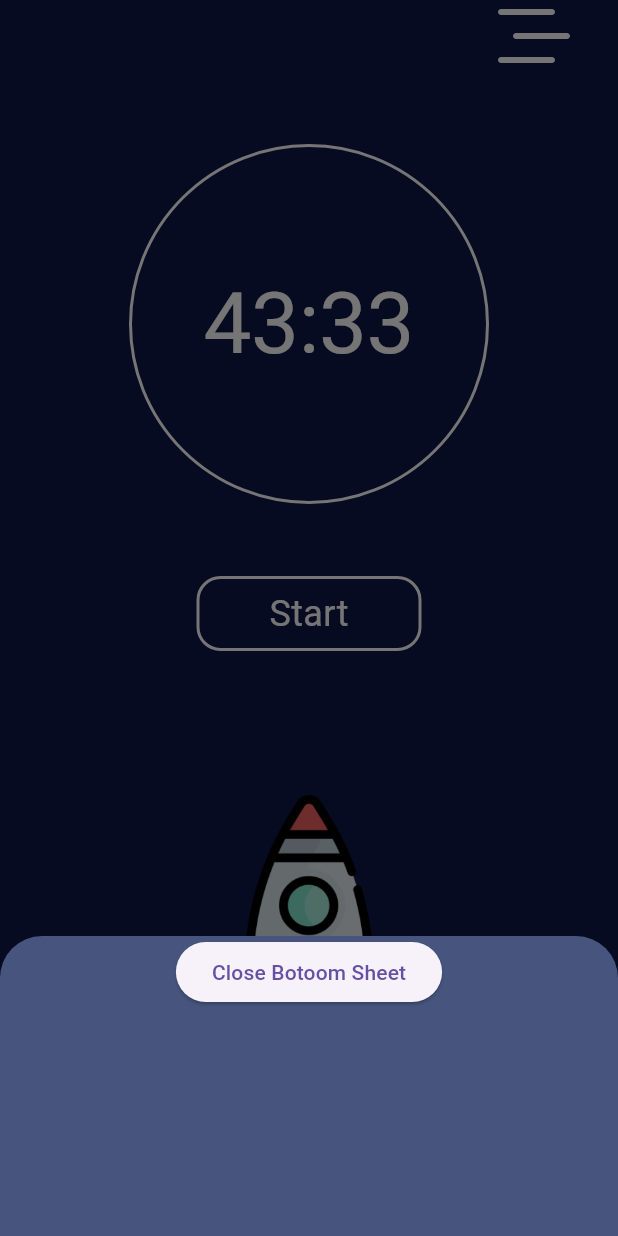
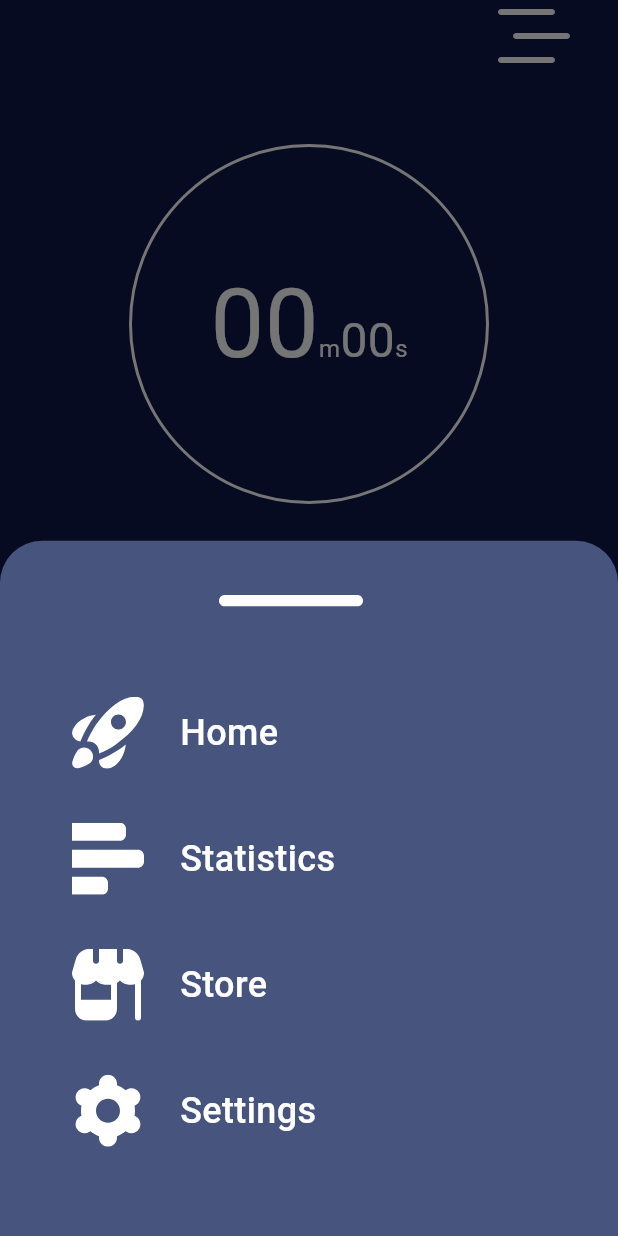
Before and after one commit to NewtonYuan/mystarship, a Flutter app: the screen it shows after launch, after a tap on an icon or button, on a phone screen of 412 x 824 dp. Run offline on Flutter 3.47's test engine with Material 3 defaults, Android fonts, the phone set to English and light mode, and no system bars; our stand-ins replace flutter_svg.

Commit message:
work: menu work and timer working

```diff
--- /dev/null
+++ b/lib/components/home_menu.dart
@@ -0,0 +1,92 @@
+import 'package:flutter/material.dart';
+import 'package:flutter_svg/flutter_svg.dart';
+import 'package:mystarship/constants.dart';
+
+class HomeMenu extends StatelessWidget {
+  const HomeMenu({
+    super.key,
+  });
+
+  @override
+  Widget build(BuildContext context) {
+    return Column(
+      children: [
+        Container(
+          margin: const EdgeInsets.only(right: 24),
+          height: 80,
+          width: 96,
+          child: SvgPicture.asset("assets/icons/bar.svg"),
+        ),
+        Padding(
+          padding: const EdgeInsets.only(left: 48, top: 24),
+          child: Column(
+            mainAxisAlignment: MainAxisAlignment.center,
+            children: [
+              Row(children: [
+                Container(
+                  margin: const EdgeInsets.only(right: 24),
+                  height: 48,
+                  width: 48,
+                  child: SvgPicture.asset("assets/icons/home.svg"),
+                ),
+                const Text("Home",
+                    style: TextStyle(
+                        fontSize: 24,
+                        color: lightColor,
+                        fontWeight: FontWeight.w500)),
+              ]),
+              Padding(
+                padding: const EdgeInsets.only(top: 36),
+                child: Row(children: [
+                  Container(
+                    margin: const EdgeInsets.only(right: 24),
+                    height: 48,
+                    width: 48,
+                    child: SvgPicture.asset("assets/icons/statistics.svg"),
+                  ),
+                  const Text("Statistics",
+                      style: TextStyle(
+                          fontSize: 24,
+                          color: lightColor,
+                          fontWeight: FontWeight.w500)),
+                ]),
+              ),
+              Padding(
+                padding: const EdgeInsets.only(top: 36),
+                child: Row(children: [
+                  Container(
+                    margin: const EdgeInsets.only(right: 24),
+                    height: 48,
+                    width: 48,
+                    child: SvgPicture.asset("assets/icons/store.svg"),
+                  ),
+                  const Text("Store",
+                      style: TextStyle(
+                          fontSize: 24,
+                          color: lightColor,
+                          fontWeight: FontWeight.w500)),
+                ]),
+              ),
+              Padding(
+                padding: const EdgeInsets.only(top: 36),
+                child: Row(children: [
+                  Container(
+                    margin: const EdgeInsets.only(right: 24),
+                    height: 48,
+                    width: 48,
+                    child: SvgPicture.asset("assets/icons/settings.svg"),
+                  ),
+                  const Text("Settings",
+                      style: TextStyle(
+                          fontSize: 24,
+                          color: lightColor,
+                          fontWeight: FontWeight.w500)),
+                ]),
+              )
+            ],
+          ),
+        ),
+      ],
+    );
+  }
+}
--- /dev/null
+++ b/lib/components/timer.dart
@@ -0,0 +1,35 @@
+import 'dart:math' as math;
+
+import 'package:flutter/material.dart';
+import 'package:mystarship/constants.dart';
+
+class MainPainter extends CustomPainter {
+  int timeElapsed;
+  int totalTime;
+  double aniValue;
+  double pi = math.pi;
+  final ValueNotifier<int> notifier;
+
+  MainPainter(
+      {required this.timeElapsed,
+      required this.totalTime,
+      required this.aniValue,
+      required this.notifier})
+      : super(repaint: notifier);
+  @override
+  void paint(Canvas canvas, Size size) {
+    Rect rect = const Offset(-120.0, 0) & const Size(240.0, 240.0);
+
+    var paint = Paint()
+      ..color = lightColor
+      ..strokeWidth = 24
+      ..style = PaintingStyle.stroke;
+
+    double start = pi * 1.5;
+    double end = (360 * (timeElapsed / totalTime)) * math.pi / 180 * aniValue;
+    canvas.drawArc(rect, start, end, false, paint);
+  }
+
+  @override
+  bool shouldRepaint(CustomPainter oldDelegate) => true;
+}
--- a/lib/constants.dart
+++ b/lib/constants.dart
@@ -3,5 +3,5 @@ import 'package:flutter/material.dart';
 const primaryColor = Color(0xFF101747);
 const secondaryColor = Color(0xFF47557E);
 const subColor = Color(0xFFB1B6D7);
-const outlineColor = Color(0xFFFFFFFF);
+const lightColor = Color(0xFFFFFFFF);
 const darkOutineColor = Color(0x00000000);
--- a/lib/main.dart
+++ b/lib/main.dart
@@ -1,8 +1,9 @@
-import 'dart:math' as math;
-import 'dart:developer';
+import 'dart:async';
 
 import 'package:flutter/material.dart';
 import 'package:flutter_svg/flutter_svg.dart';
+import 'package:mystarship/components/home_menu.dart';
+import 'package:mystarship/components/timer.dart';
 import 'package:mystarship/constants.dart';
 
 void main() {
@@ -21,7 +22,7 @@ class MyApp extends StatelessWidget {
       theme: ThemeData(
           scaffoldBackgroundColor: primaryColor,
           textTheme:
-              Theme.of(context).textTheme.apply(displayColor: outlineColor)),
+              Theme.of(context).textTheme.apply(displayColor: lightColor)),
       home: const Home(),
     );
   }
@@ -36,6 +37,35 @@ class Home extends StatefulWidget {
 
 class _HomeState extends State<Home> {
   final _counter = ValueNotifier<int>(0);
+  int _timeCounter = 0;
+  int totalTime = 7200;
+  int hours = 0;
+  late Timer _timer = Timer(Duration.zero, () {});
+
+  @override
+  void initState() {
+    hours = ((totalTime - _timeCounter).remainder(3600) ~/ 60);
+    super.initState();
+  }
+
+  @override
+  void dispose() {
+    _timer.cancel();
+    super.dispose();
+  }
+
+  void startTimer() {
+    _timer = Timer.periodic(const Duration(seconds: 1), (Timer timer) {
+      setState(() {
+        _timeCounter++;
+      });
+    });
+  }
+
+  void stopTimer() {
+    _timer.cancel();
+  }
+
   @override
   Widget build(BuildContext context) {
     var size = MediaQuery.of(context).size;
@@ -55,18 +85,7 @@ class _HomeState extends State<Home> {
                           backgroundColor: secondaryColor,
                           context: context,
                           builder: (BuildContext context) {
-                            return SizedBox(
-                              height: 200,
-                              child: Center(
-                                  child: Column(
-                                children: [
-                                  ElevatedButton(
-                                    onPressed: () => Navigator.pop(context),
-                                    child: const Text('Close Botoom Sheet'),
-                                  ),
-                                ],
-                              )),
-                            );
+                            return const HomeMenu();
                           });
                     },
                     child: Container(
@@ -98,12 +117,12 @@ class _HomeState extends State<Home> {
                               builder: (BuildContext context, dynamic value,
                                   Widget? child) {
                                 return Column(
-                                  mainAxisAlignment: MainAxisAlignment.center,
+                                  mainAxisAlignment: MainAxisAlignment.end,
                                   children: [
                                     CustomPaint(
-                                      painter: OpenPainter(
-                                          timeElapsed: _counter.value,
-                                          totalTime: 10,
+                                      painter: MainPainter(
+                                          timeElapsed: _timeCounter,
+                                          totalTime: totalTime,
                                           aniValue: value,
                                           notifier: _counter),
                                     ),
@@ -115,28 +134,86 @@ class _HomeState extends State<Home> {
                                             color: primaryColor,
                                             shape: BoxShape.circle,
                                             border: Border.all(
-                                                width: 2, color: outlineColor)),
-                                        child: Text(
-                                          "43:33",
-                                          style: Theme.of(context)
-                                              .textTheme
-                                              .displayLarge,
-                                        ))
+                                                width: 2, color: lightColor)),
+                                        child: Row(
+                                            mainAxisAlignment:
+                                                MainAxisAlignment.center,
+                                            crossAxisAlignment:
+                                                CrossAxisAlignment.baseline,
+                                            textBaseline:
+                                                TextBaseline.alphabetic,
+                                            children: [
+                                              Visibility(
+                                                  visible: hours > 0,
+                                                  child: Row(
+                                                    crossAxisAlignment:
+                                                        CrossAxisAlignment
+                                                            .baseline,
+                                                    textBaseline:
+                                                        TextBaseline.alphabetic,
+                                                    children: [
+                                                      Text(
+                                                        '${(totalTime - _timeCounter) ~/ 3600}',
+                                                        style: const TextStyle(
+                                                            fontSize: 48,
+                                                            color: lightColor),
+                                                      ),
+                                                      const Text(
+                                                        'h',
+                                                        style: TextStyle(
+                                                            fontSize: 16,
+                                                            color: lightColor),
+                                                      ),
+                                                    ],
+                                                  )),
+                                              Text(
+                                                ((totalTime - _timeCounter)
+                                                            .remainder(7200) ~/
+                                                        60)
+                                                    .toString()
+                                                    .padLeft(2, '0'),
+                                                style: TextStyle(
+                                                    fontSize:
+                                                        (hours <= 0 ? 64 : 48),
+                                                    color: lightColor),
+                                              ),
+                                              const Text(
+                                                'm',
+                                                style: TextStyle(
+                                                    fontSize: 16,
+                                                    color: lightColor),
+                                              ),
+                                              Text(
+                                                (totalTime - _timeCounter)
+                                                    .remainder(60)
+                                                    .toString()
+                                                    .padLeft(2, '0'),
+                                                style: TextStyle(
+                                                    fontSize:
+                                                        (hours <= 0 ? 32 : 24),
+                                                    color: lightColor),
+                                              ),
+                                              const Text(
+                                                's',
+                                                style: TextStyle(
+                                                    fontSize: 16,
+                                                    color: lightColor),
+                                              ),
+                                            ]))
                                   ],
                                 );
                               },
                             );
                           },
                         ),
-                        const SizedBox(
-                            height:
-                                48), // Adjust the space between the two containers
+                        const SizedBox(height: 48),
                         GestureDetector(
                           onTapUp: (TapUpDetails details) {
-                            if (_counter.value < 10) {
-                              _counter.value++;
+                            if (_timer.isActive) {
+                              stopTimer();
+                              _timeCounter = 0;
                             } else {
-                              _counter.value = 0;
+                              startTimer();
                             }
                           },
                           child: Container(
@@ -146,12 +223,11 @@ class _HomeState extends State<Home> {
                             decoration: BoxDecoration(
                                 color: primaryColor,
                                 shape: BoxShape.rectangle,
-                                border:
-                                    Border.all(width: 2, color: outlineColor),
+                                border: Border.all(width: 2, color: lightColor),
                                 borderRadius: BorderRadius.circular(16)),
                             child: const Text("Start",
-                                style: TextStyle(
-                                    fontSize: 24, color: outlineColor)),
+                                style:
+                                    TextStyle(fontSize: 24, color: lightColor)),
                           ),
                         )
                       ],
@@ -176,34 +252,3 @@ class _HomeState extends State<Home> {
     );
   }
 }
-
-class OpenPainter extends CustomPainter {
-  int timeElapsed;
-  int totalTime;
-  final aniValue;
-  double pi = math.pi;
-  final ValueNotifier<int> notifier;
-
-  OpenPainter(
-      {required this.timeElapsed,
-      required this.totalTime,
-      this.aniValue,
-      required this.notifier})
-      : super(repaint: notifier);
-  @override
-  void paint(Canvas canvas, Size size) {
-    Rect rect = const Offset(-120.0, 0) & const Size(240.0, 240.0);
-
-    var paint = Paint()
-      ..color = outlineColor
-      ..strokeWidth = 24
-      ..style = PaintingStyle.stroke;
-
-    double start = pi * 1.5;
-    double end = (360 * (timeElapsed / totalTime)) * math.pi / 180 * aniValue;
-    canvas.drawArc(rect, start, end, false, paint);
-  }
-
-  @override
-  bool shouldRepaint(CustomPainter oldDelegate) => true;
-}
```
Also changed, not shown: assets/icons/bar.svg (added), assets/icons/home.svg (added), assets/icons/settings.svg (added), assets/icons/statistics.svg (added), assets/icons/store.svg (added).
